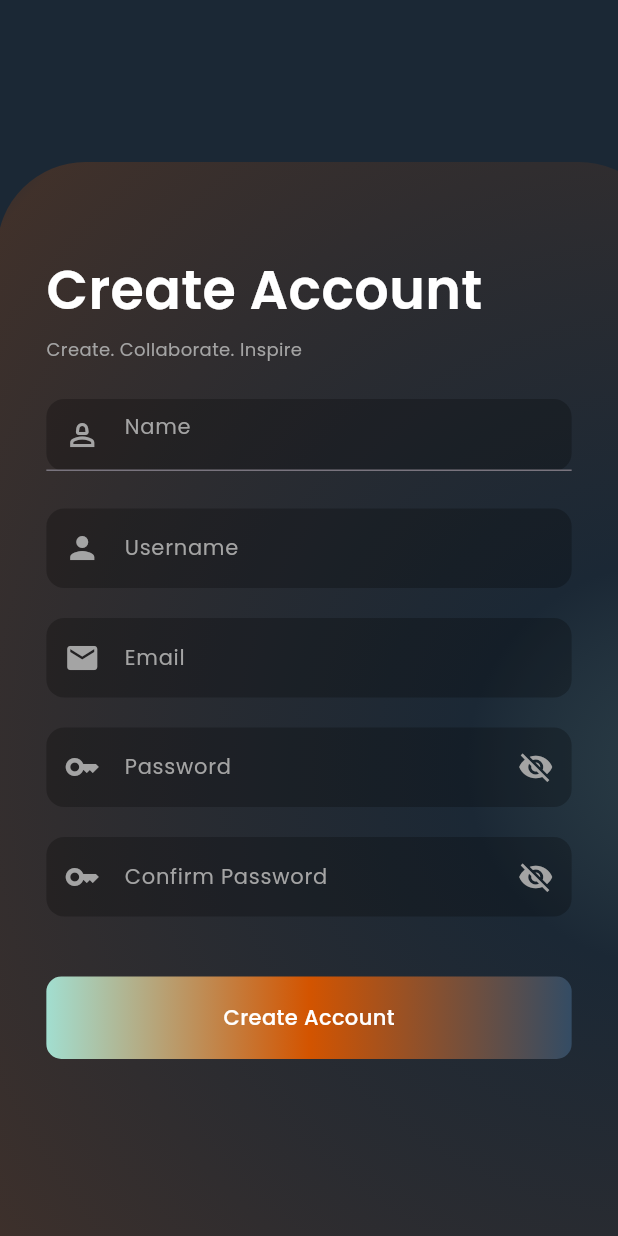
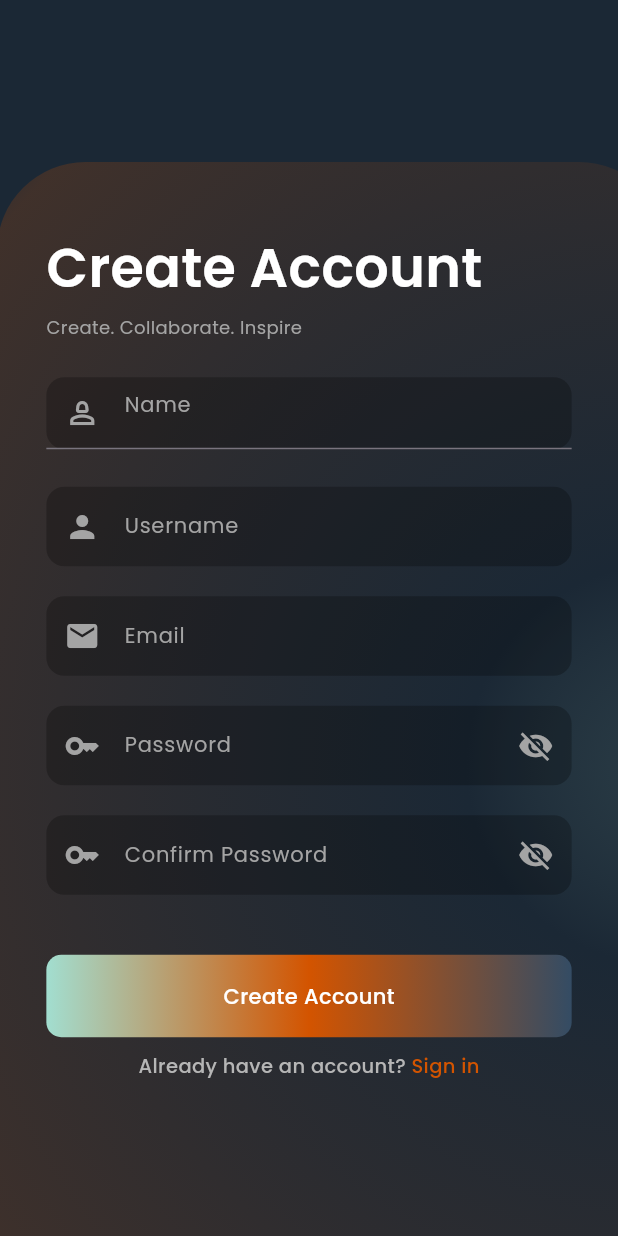
Before and after one commit to JoryAlharbi/2024-25_GP_21, a Flutter app: the SignUpPage screen opened by its route, on a phone screen of 412 x 824 dp. Run offline on Flutter 3.47's test engine with Material 3 defaults, Android fonts, the phone set to English and light mode, and no system bars; our stand-ins replace cached_network_image, cloud_firestore, firebase_auth, firebase_core, firebase_database, firebase_messaging and 3 more; accounts and stored records are empty; network calls fail.

Commit message:
forgot password logic + navigation between signup and login

```diff
--- a/lib/signup_page.dart
+++ b/lib/signup_page.dart
@@ -411,6 +411,33 @@ class _SignUpPageState extends State<SignUpPage> {
                           ),
                         ),
                       ),
+                      SizedBox(height: 10),
+                      Row(
+                        mainAxisAlignment: MainAxisAlignment.center,
+                        children: [
+                          Text(
+                            "Already have an account? ",
+                            style: GoogleFonts.poppins(
+                              fontSize: 13,
+                              fontWeight: FontWeight.w500,
+                              color: Color(0xFFB6B6B6),
+                            ),
+                          ),
+                          GestureDetector(
+                            onTap: () {
+                              Navigator.pushNamed(context, '/login');
+                            },
+                            child: Text(
+                              'Sign in',
+                              style: GoogleFonts.poppins(
+                                fontSize: 13,
+                                fontWeight: FontWeight.w500,
+                                color: Color(0xFFD35400),
+                              ),
+                            ),
+                          ),
+                        ],
+                      ),
                     ],
                   ),
                 ),
```
Also changed, not shown: lib/login_page.dart (+52 -19 lines).
